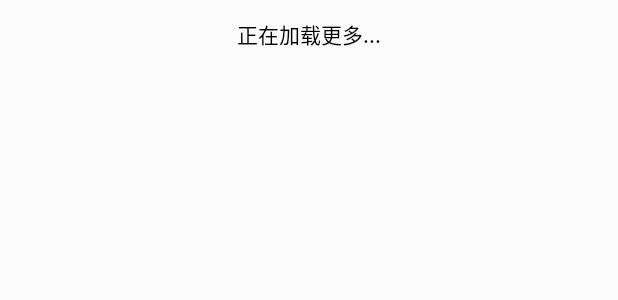
After one commit to luozifu/NetTank, an Android app: the layout recycler_footer.xml on its own in the app's theme, with its tools: preview values and no code run, on a phone screen of 412 x 824 dp. The commit adds this screen. Shown: the top 300 px of the screen. Run offline under Robolectric (Android 15) with nearby library versions, the phone set to English and light mode, and no system bars.

Commit message:
上拉加载更多

```diff
--- /dev/null
+++ b/app/src/main/res/layout/recycler_footer.xml
@@ -0,0 +1,9 @@
+<?xml version="1.0" encoding="utf-8"?>
+<TextView xmlns:android="http://schemas.android.com/apk/res/android"
+    android:id="@+id/tv_tip_load"
+    android:layout_width="match_parent"
+    android:layout_height="@dimen/title_bar_height"
+    android:text="@string/loading"
+    android:gravity="center">
+
+</TextView>
--- a/app/src/main/res/values/strings.xml
+++ b/app/src/main/res/values/strings.xml
@@ -54,4 +54,5 @@
     <string name="alarm_fuel_high">高油位报警</string>
     <string name="tip_net_error">网络异常</string>
     <string name="tip_result_null">查询结果为空</string>
+    <string name="loading">正在加载更多...</string>
 </resources>
```
Also changed, not shown: app/src/main/java/com/miaoxing/nettank/constant/Constant.java (+8 -0 lines), app/src/main/java/com/miaoxing/nettank/ui/info/adapter/AlarmAdapter.java (+42 -12 lines), app/src/main/java/com/miaoxing/nettank/view/LoadMore.java (added, +11 -0 lines), 1 other file.
